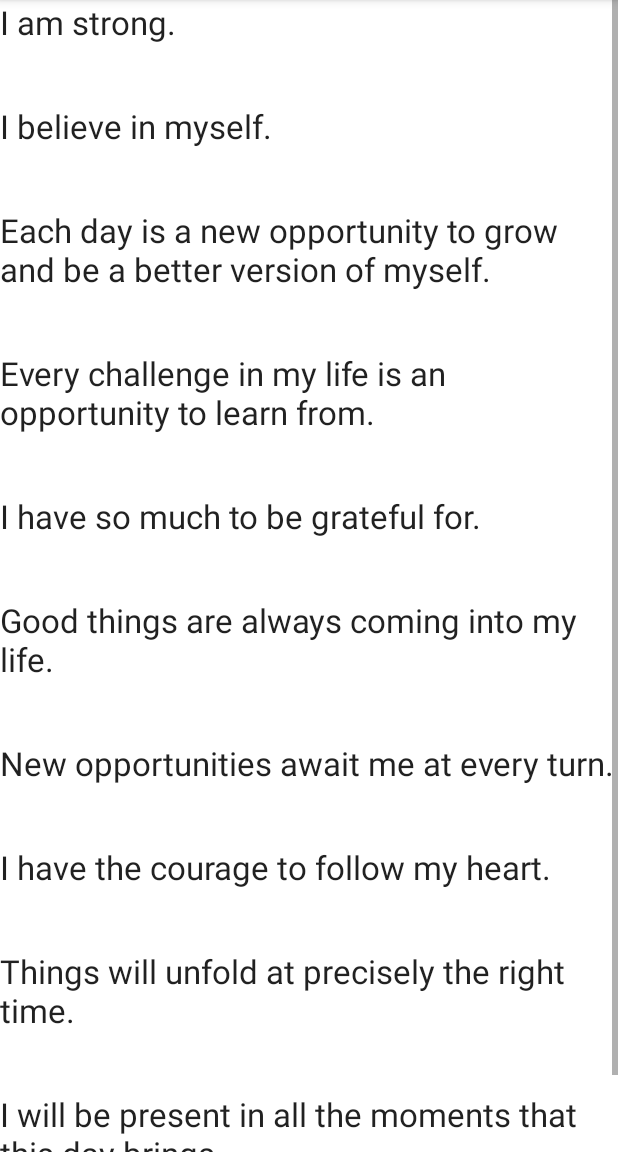
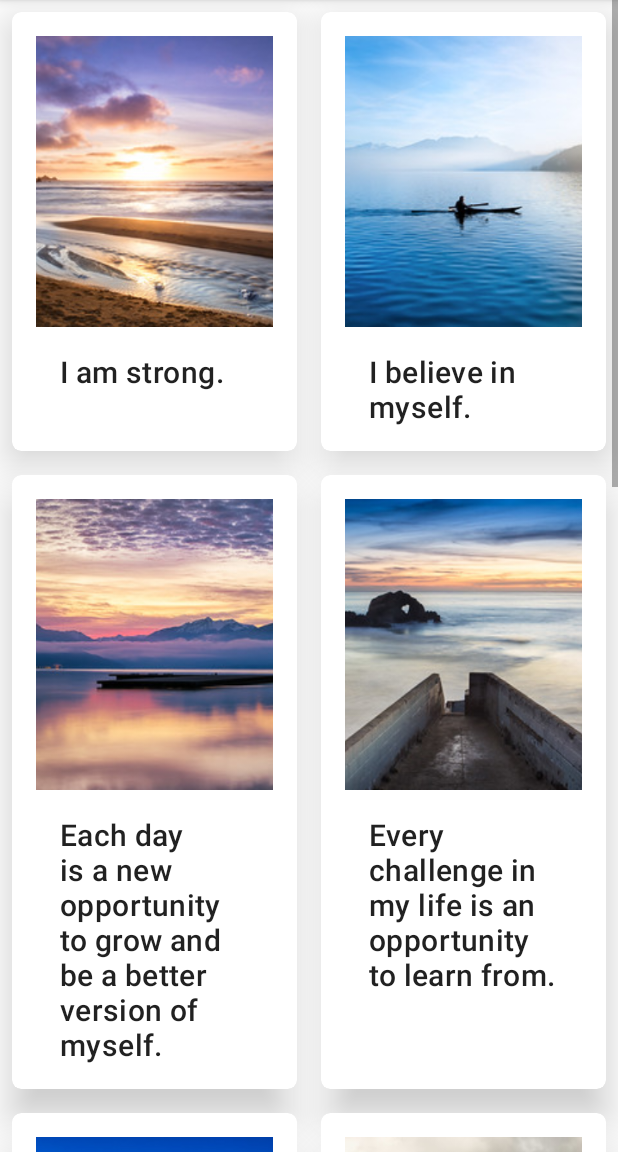
Before and after one commit to RyanKCox/XMLTestApp, an Android app: the Recycler screen opened directly, with no data from a screen before it, on a phone screen of 412 x 824 dp, the part 84-1236 px from its top. Run offline under Robolectric (Android 15) with nearby library versions, the phone set to English and light mode, and no system bars.

Commit message:
RecyclerView codelab - Image addition Testing

```diff
--- a/app/build.gradle
+++ b/app/build.gradle
@@ -37,7 +37,12 @@ dependencies {
     implementation 'androidx.appcompat:appcompat:1.4.1'
     implementation 'com.google.android.material:material:1.6.0'
     implementation 'androidx.constraintlayout:constraintlayout:2.1.4'
+
     testImplementation 'junit:junit:4.13.2'
+    testImplementation 'org.mockito:mockito-core:3.12.4'
+
     androidTestImplementation 'androidx.test.ext:junit:1.1.3'
     androidTestImplementation 'androidx.test.espresso:espresso-core:3.4.0'
+    androidTestImplementation("androidx.test.espresso:espresso-contrib:3.4.0")
+
 }
--- a/app/src/main/java/com/revature/xmltestapp/recycleview/Recycler.kt
+++ b/app/src/main/java/com/revature/xmltestapp/recycleview/Recycler.kt
@@ -3,6 +3,7 @@ package com.revature.xmltestapp.recycleview
 import androidx.appcompat.app.AppCompatActivity
 import android.os.Bundle
 import android.widget.TextView
+import androidx.recyclerview.widget.GridLayoutManager
 import androidx.recyclerview.widget.RecyclerView
 import com.revature.xmltestapp.R
 import com.revature.xmltestapp.recycleview.adapter.ItemAdapter
@@ -19,6 +20,7 @@ class Recycler : AppCompatActivity() {
         mRecyclerView = findViewById(R.id.recycler_view)
 
         val dataSet = Datasource().loadAffirmations()
+        mRecyclerView.layoutManager = GridLayoutManager(this,2)
         mRecyclerView.adapter = ItemAdapter(this,dataSet)
         mRecyclerView.setHasFixedSize(true)
 
--- a/app/src/main/java/com/revature/xmltestapp/recycleview/adapter/ItemAdapter.kt
+++ b/app/src/main/java/com/revature/xmltestapp/recycleview/adapter/ItemAdapter.kt
@@ -4,7 +4,9 @@ import android.content.Context
 import android.view.LayoutInflater
 import android.view.View
 import android.view.ViewGroup
+import android.widget.ImageView
 import android.widget.TextView
+import androidx.recyclerview.widget.GridLayoutManager
 import androidx.recyclerview.widget.RecyclerView
 import com.revature.xmltestapp.R
 import com.revature.xmltestapp.recycleview.model.Affirmation
@@ -14,8 +16,9 @@ class ItemAdapter(
     private val data:List<Affirmation>
     ) : RecyclerView.Adapter<ItemAdapter.ItemViewHolder>() {
 
-    class ItemViewHolder(private val view: View): RecyclerView.ViewHolder(view){
+    class ItemViewHolder(view: View): RecyclerView.ViewHolder(view){
         val textView:TextView = view.findViewById(R.id.item_title)
+        val imageView:ImageView = view.findViewById(R.id.item_image)
     }
 
     override fun onCreateViewHolder(parent: ViewGroup, viewType: Int): ItemViewHolder {
@@ -28,6 +31,7 @@ class ItemAdapter(
     override fun onBindViewHolder(holder: ItemViewHolder, position: Int) {
         val item = data[position]
         holder.textView.text = context.resources.getString(item.strResID)
+        holder.imageView.setImageResource(item.imgResID)
     }
 
     override fun getItemCount() = data.size
--- a/app/src/main/java/com/revature/xmltestapp/recycleview/data/Datasource.kt
+++ b/app/src/main/java/com/revature/xmltestapp/recycleview/data/Datasource.kt
@@ -7,16 +7,16 @@ class Datasource {
 
     fun loadAffirmations():List<Affirmation>{
         return listOf(
-            Affirmation(R.string.affirmation1),
-            Affirmation(R.string.affirmation2),
-            Affirmation(R.string.affirmation3),
-            Affirmation(R.string.affirmation4),
-            Affirmation(R.string.affirmation5),
-            Affirmation(R.string.affirmation6),
-            Affirmation(R.string.affirmation7),
-            Affirmation(R.string.affirmation8),
-            Affirmation(R.string.affirmation9),
-            Affirmation(R.string.affirmation10)
+            Affirmation(R.string.affirmation1, R.drawable.image1),
+            Affirmation(R.string.affirmation2, R.drawable.image2),
+            Affirmation(R.string.affirmation3, R.drawable.image3),
+            Affirmation(R.string.affirmation4, R.drawable.image4),
+            Affirmation(R.string.affirmation5, R.drawable.image5),
+            Affirmation(R.string.affirmation6, R.drawable.image6),
+            Affirmation(R.string.affirmation7, R.drawable.image7),
+            Affirmation(R.string.affirmation8, R.drawable.image8),
+            Affirmation(R.string.affirmation9, R.drawable.image9),
+            Affirmation(R.string.affirmation10, R.drawable.image10)
         )
     }
 }
--- a/app/src/main/java/com/revature/xmltestapp/recycleview/model/Affirmation.kt
+++ b/app/src/main/java/com/revature/xmltestapp/recycleview/model/Affirmation.kt
@@ -1,5 +1,11 @@
 package com.revature.xmltestapp.recycleview.model
 
+import androidx.annotation.DrawableRes
+import androidx.annotation.StringRes
+
 data class Affirmation(
-    val strResID:Int
+    @StringRes
+    val strResID:Int,
+    @DrawableRes
+    val imgResID:Int
 )
--- a/app/src/main/res/layout/activity_recycler.xml
+++ b/app/src/main/res/layout/activity_recycler.xml
@@ -12,7 +12,7 @@
         android:layout_height="match_parent"
         tools:layout_editor_absoluteX="1dp"
         tools:layout_editor_absoluteY="1dp"
-        app:layoutManager="androidx.recyclerview.widget.LinearLayoutManager"
+        app:layoutManager="androidx.recyclerview.widget.GridLayoutManager"
         android:scrollbars="vertical"/>
 
 </FrameLayout>
--- a/app/src/main/res/layout/list_item.xml
+++ b/app/src/main/res/layout/list_item.xml
@@ -1,8 +1,34 @@
 <?xml version="1.0" encoding="utf-8"?>
 
-<TextView xmlns:android="http://schemas.android.com/apk/res/android"
-    android:id="@+id/item_title"
-    android:layout_width="wrap_content"
+<androidx.cardview.widget.CardView xmlns:android="http://schemas.android.com/apk/res/android"
+    android:layout_width="match_parent"
     android:layout_height="wrap_content"
-    android:textAppearance="@style/TextAppearance.AppCompat.Large"
-    android:layout_marginBottom="40dp"/>
+    xmlns:app="http://schemas.android.com/apk/res-auto"
+    app:cardElevation="16dp"
+    app:cardCornerRadius="6dp"
+    android:layout_margin="8dp">
+
+    <LinearLayout
+        android:layout_width="match_parent"
+        android:layout_height="wrap_content"
+        android:padding="16dp"
+        android:orientation="vertical">
+
+        <ImageView
+            android:id="@+id/item_image"
+            android:layout_width="match_parent"
+            android:layout_height="194dp"
+            android:scaleType="centerCrop"
+            android:importantForAccessibility="no"/>
+
+        <TextView
+            android:id="@+id/item_title"
+            android:layout_width="wrap_content"
+            android:layout_height="wrap_content"
+            android:textAppearance="@style/TextAppearance.MaterialComponents.Headline6"
+            android:layout_marginStart="16dp"
+            android:layout_marginEnd="16dp"
+            android:layout_marginTop="16dp"/>
+
+    </LinearLayout>
+</androidx.cardview.widget.CardView>
```
Also changed, not shown: app/src/main/res/drawable/image1.jpg (added), app/src/main/res/drawable/image10.jpg (added), app/src/main/res/drawable/image2.jpg (added), app/src/main/res/drawable/image3.jpg (added), app/src/main/res/drawable/image4.jpg (added), app/src/main/res/drawable/image5.jpg (added), app/src/main/res/drawable/image6.jpg (added), app/src/main/res/drawable/image7.jpg (added), app/src/main/res/drawable/image8.jpg (added), app/src/main/res/drawable/image9.jpg (added), 3 other files.
